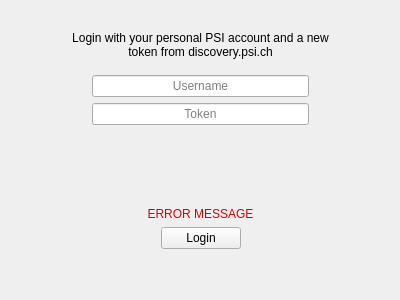
The window that PSIArchiver/login.ui (paulscherrerinstitute/scicat-qt) describes before a commit, drawn with Qt 5.
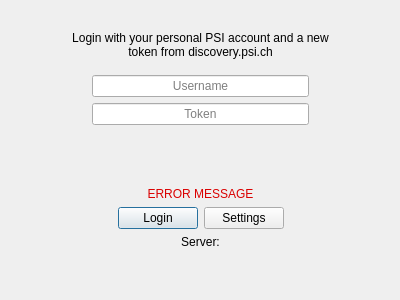
The same window after the commit.

Commit message: feat: enable changing settings before login

Diff of the .ui file:
```diff
--- a/PSIArchiver/login.ui
+++ b/PSIArchiver/login.ui
@@ -188,6 +188,19 @@
            <property name="text">
             <string>Login</string>
            </property>
+           <property name="default">
+            <bool>true</bool>
+           </property>
+          </widget>
+         </item>
+         <item>
+          <widget class="QPushButton" name="pushButtonSettings">
+           <property name="text">
+            <string>Settings</string>
+           </property>
+           <property name="autoDefault">
+            <bool>false</bool>
+           </property>
           </widget>
          </item>
          <item>
@@ -205,6 +218,16 @@
          </item>
         </layout>
        </item>
+       <item>
+        <widget class="QLabel" name="labelServer">
+         <property name="text">
+          <string>Server:</string>
+         </property>
+         <property name="alignment">
+          <set>Qt::AlignCenter</set>
+         </property>
+        </widget>
+       </item>
        <item>
         <spacer name="verticalSpacer">
          <property name="orientation">
```
The commit also changes 9 other files.
